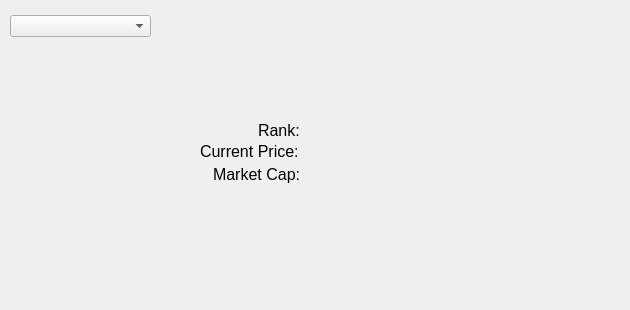
Above: mainwindow.ui from kn0w0n3/Crypto-Tracker before the change. Below: the same form after it.
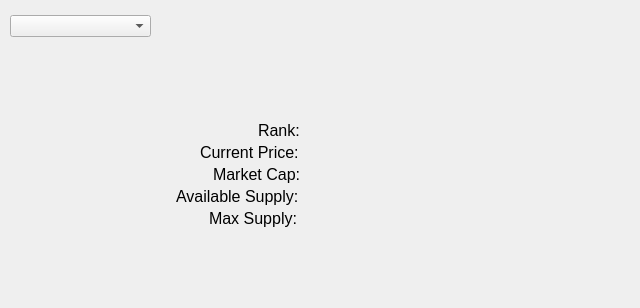
That is the form after the change. Icons and pictures are not drawn.

Diff of the .ui file:
```diff
--- a/mainwindow.ui
+++ b/mainwindow.ui
@@ -6,8 +6,8 @@
    <rect>
     <x>0</x>
     <y>0</y>
-    <width>630</width>
-    <height>310</height>
+    <width>640</width>
+    <height>308</height>
    </rect>
   </property>
   <property name="windowTitle">
@@ -16,6 +16,12 @@
   <property name="styleSheet">
    <string notr="true"/>
   </property>
+  <property name="iconSize">
+   <size>
+    <width>30</width>
+    <height>25</height>
+   </size>
+  </property>
   <widget class="QWidget" name="centralwidget">
    <widget class="QComboBox" name="comboBox">
     <property name="geometry">
@@ -52,7 +58,7 @@
     <property name="geometry">
      <rect>
       <x>200</x>
-      <y>141</y>
+      <y>142</y>
       <width>101</width>
       <height>20</height>
      </rect>
@@ -71,7 +77,7 @@
      <rect>
       <x>290</x>
       <y>80</y>
-      <width>121</width>
+      <width>201</width>
       <height>21</height>
      </rect>
     </property>
@@ -159,7 +165,7 @@
    <widget class="QLabel" name="timeLabel">
     <property name="geometry">
      <rect>
-      <x>530</x>
+      <x>538</x>
       <y>30</y>
       <width>91</width>
       <height>21</height>
@@ -177,7 +183,7 @@
    <widget class="QLabel" name="dateLabel">
     <property name="geometry">
      <rect>
-      <x>530</x>
+      <x>538</x>
       <y>10</y>
       <width>91</width>
       <height>21</height>
@@ -192,6 +198,120 @@
      <string/>
     </property>
    </widget>
+   <widget class="QLabel" name="availableSupplyLabel">
+    <property name="geometry">
+     <rect>
+      <x>176</x>
+      <y>186</y>
+      <width>131</width>
+      <height>21</height>
+     </rect>
+    </property>
+    <property name="font">
+     <font>
+      <pointsize>12</pointsize>
+     </font>
+    </property>
+    <property name="text">
+     <string>Available Supply:</string>
+    </property>
+   </widget>
+   <widget class="QLabel" name="maxSupplyLabel">
+    <property name="geometry">
+     <rect>
+      <x>209</x>
+      <y>208</y>
+      <width>91</width>
+      <height>20</height>
+     </rect>
+    </property>
+    <property name="font">
+     <font>
+      <pointsize>12</pointsize>
+     </font>
+    </property>
+    <property name="text">
+     <string>Max Supply:</string>
+    </property>
+   </widget>
+   <widget class="QLabel" name="avialableSupplyNumLabel">
+    <property name="geometry">
+     <rect>
+      <x>305</x>
+      <y>188</y>
+      <width>291</width>
+      <height>21</height>
+     </rect>
+    </property>
+    <property name="font">
+     <font>
+      <pointsize>12</pointsize>
+     </font>
+    </property>
+    <property name="text">
+     <string/>
+    </property>
+   </widget>
+   <widget class="QLabel" name="maxSupplyNumLabel">
+    <property name="geometry">
+     <rect>
+      <x>305</x>
+      <y>210</y>
+      <width>291</width>
+      <height>21</height>
+     </rect>
+    </property>
+    <property name="font">
+     <font>
+      <pointsize>12</pointsize>
+     </font>
+    </property>
+    <property name="text">
+     <string/>
+    </property>
+   </widget>
+   <widget class="QLabel" name="coinLogoLabel">
+    <property name="geometry">
+     <rect>
+      <x>8</x>
+      <y>237</y>
+      <width>66</width>
+      <height>66</height>
+     </rect>
+    </property>
+    <property name="text">
+     <string/>
+    </property>
+   </widget>
+   <widget class="QPushButton" name="pushButton">
+    <property name="geometry">
+     <rect>
+      <x>605</x>
+      <y>280</y>
+      <width>30</width>
+      <height>25</height>
+     </rect>
+    </property>
+    <property name="styleSheet">
+     <string notr="true">background-color: rgba(255, 255, 255, 0);</string>
+    </property>
+    <property name="text">
+     <string/>
+    </property>
+    <property name="icon">
+     <iconset resource="images.qrc">
+      <normaloff>:/images/lightbulbw2.png</normaloff>:/images/lightbulbw2.png</iconset>
+    </property>
+    <property name="iconSize">
+     <size>
+      <width>30</width>
+      <height>25</height>
+     </size>
+    </property>
+    <property name="flat">
+     <bool>true</bool>
+    </property>
+   </widget>
   </widget>
  </widget>
  <resources/>
```
Left out of the diff: 16 changed lines with no effect on the pictures.
